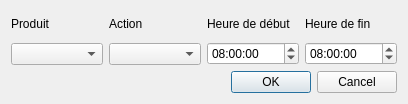
Above: addevent.ui from Karvyz/WorkView before the change. Below: the same form after it.
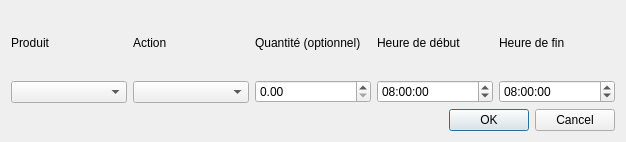
That is the form after the change.

Commit message: Quantity + DbService cleanup

```diff
--- a/addevent.ui
+++ b/addevent.ui
@@ -6,8 +6,8 @@
    <rect>
     <x>0</x>
     <y>0</y>
-    <width>408</width>
-    <height>104</height>
+    <width>626</width>
+    <height>142</height>
    </rect>
   </property>
   <property name="windowTitle">
@@ -47,6 +47,24 @@
        </item>
       </layout>
      </item>
+     <item>
+      <layout class="QVBoxLayout" name="verticalLayout_5">
+       <item>
+        <widget class="QLabel" name="label_5">
+         <property name="text">
+          <string>Quantité (optionnel)</string>
+         </property>
+        </widget>
+       </item>
+       <item>
+        <widget class="QDoubleSpinBox" name="quantitySpinBox">
+         <property name="maximum">
+          <double>999999.989999999990687</double>
+         </property>
+        </widget>
+       </item>
+      </layout>
+     </item>
      <item>
       <layout class="QVBoxLayout" name="verticalLayout_3">
        <item>
```
The commit also changes 7 other files.
